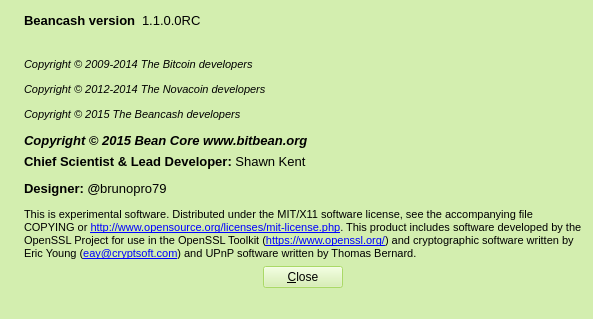
This is src/qt/forms/aboutdialog.ui in teambean/BeanCash as Qt 5 draws it before an edit. The edited form follows.
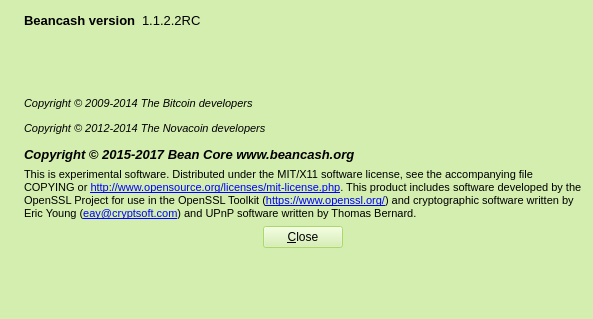
This is the edited form. Icons and pictures are not drawn.

Commit message: Bean Cash additional Re-brand changes

The edit to the form file:
```diff
--- a/src/qt/forms/aboutdialog.ui
+++ b/src/qt/forms/aboutdialog.ui
@@ -241,7 +241,7 @@
         <cursorShape>IBeamCursor</cursorShape>
        </property>
        <property name="text">
-        <string notr="true">1.1.0.0RC</string>
+        <string notr="true">1.1.2.2RC</string>
        </property>
        <property name="textInteractionFlags">
         <set>Qt::LinksAccessibleByMouse|Qt::TextSelectableByKeyboard|Qt::TextSelectableByMouse</set>
@@ -288,7 +288,7 @@
       <cursorShape>IBeamCursor</cursorShape>
      </property>
      <property name="text">
-      <string>&lt;html&gt;&lt;head/&gt;&lt;body&gt;&lt;p&gt;&lt;span style=&quot; font-weight:600;&quot;&gt;Chief Scientist &amp;amp; Lead Developer: &lt;/span&gt;Shawn Kent&lt;/p&gt;&lt;p&gt;&lt;span style=&quot; font-weight:600;&quot;&gt;Designer: @&lt;/span&gt;brunopro79&lt;/p&gt;&lt;p&gt;&lt;span style=&quot; font-size:8pt;&quot;&gt;This is experimental software. Distributed under the MIT/X11 software license, see the accompanying file COPYING or &lt;/span&gt;&lt;a href=&quot;http://www.opensource.org/licenses/mit-license.php&quot;&gt;&lt;span style=&quot; font-size:8pt; text-decoration: underline; color:#0000ff;&quot;&gt;http://www.opensource.org/licenses/mit-license.php&lt;/span&gt;&lt;/a&gt;&lt;span style=&quot; font-size:8pt;&quot;&gt;. This product includes software developed by the OpenSSL Project for use in the OpenSSL Toolkit (&lt;/span&gt;&lt;a href=&quot;https://www.openssl.org/&quot;&gt;&lt;span style=&quot; font-size:8pt; text-decoration: underline; color:#0000ff;&quot;&gt;https://www.openssl.org/&lt;/span&gt;&lt;/a&gt;&lt;span style=&quot; font-size:8pt;&quot;&gt;) and cryptographic software written by Eric Young (&lt;/span&gt;&lt;a href=&quot;mailto:eay@cryptsoft.com&quot;&gt;&lt;span style=&quot; font-size:8pt; text-decoration: underline; color:#0000ff;&quot;&gt;eay@cryptsoft.com&lt;/span&gt;&lt;/a&gt;&lt;span style=&quot; font-size:8pt;&quot;&gt;) and UPnP software written by Thomas Bernard.&lt;/span&gt;&lt;/p&gt;&lt;/body&gt;&lt;/html&gt;</string>
+      <string>&lt;html&gt;&lt;head/&gt;&lt;body&gt;&lt;p&gt;&lt;span style=&quot; font-size:8pt;&quot;&gt;This is experimental software. Distributed under the MIT/X11 software license, see the accompanying file COPYING or &lt;/span&gt;&lt;a href=&quot;http://www.opensource.org/licenses/mit-license.php&quot;&gt;&lt;span style=&quot; font-size:8pt; text-decoration: underline; color:#0000ff;&quot;&gt;http://www.opensource.org/licenses/mit-license.php&lt;/span&gt;&lt;/a&gt;&lt;span style=&quot; font-size:8pt;&quot;&gt;. This product includes software developed by the OpenSSL Project for use in the OpenSSL Toolkit (&lt;/span&gt;&lt;a href=&quot;https://www.openssl.org/&quot;&gt;&lt;span style=&quot; font-size:8pt; text-decoration: underline; color:#0000ff;&quot;&gt;https://www.openssl.org/&lt;/span&gt;&lt;/a&gt;&lt;span style=&quot; font-size:8pt;&quot;&gt;) and cryptographic software written by Eric Young (&lt;/span&gt;&lt;a href=&quot;mailto:eay@cryptsoft.com&quot;&gt;&lt;span style=&quot; font-size:8pt; text-decoration: underline; color:#0000ff;&quot;&gt;eay@cryptsoft.com&lt;/span&gt;&lt;/a&gt;&lt;span style=&quot; font-size:8pt;&quot;&gt;) and UPnP software written by Thomas Bernard.&lt;/span&gt;&lt;/p&gt;&lt;/body&gt;&lt;/html&gt;</string>
      </property>
      <property name="textFormat">
       <enum>Qt::RichText</enum>
@@ -387,8 +387,7 @@
 &lt;/style&gt;&lt;/head&gt;&lt;body style=&quot; font-family:'Liberation Sans'; font-size:10pt; font-weight:400; font-style:normal;&quot;&gt;
 &lt;p style=&quot; margin-top:12px; margin-bottom:12px; margin-left:0px; margin-right:0px; -qt-block-indent:0; text-indent:0px;&quot;&gt;&lt;span style=&quot; font-size:8pt; font-style:italic;&quot;&gt;Copyright © 2009-2014 The Bitcoin developers&lt;/span&gt;&lt;/p&gt;
 &lt;p style=&quot; margin-top:12px; margin-bottom:12px; margin-left:0px; margin-right:0px; -qt-block-indent:0; text-indent:0px;&quot;&gt;&lt;span style=&quot; font-size:8pt; font-style:italic;&quot;&gt;Copyright © 2012-2014 The Novacoin developers&lt;/span&gt;&lt;/p&gt;
-&lt;p style=&quot; margin-top:12px; margin-bottom:12px; margin-left:0px; margin-right:0px; -qt-block-indent:0; text-indent:0px;&quot;&gt;&lt;span style=&quot; font-size:8pt; font-style:italic;&quot;&gt;Copyright © 2015 The Beancash developers&lt;/span&gt;&lt;/p&gt;
-&lt;p style=&quot; margin-top:12px; margin-bottom:12px; margin-left:0px; margin-right:0px; -qt-block-indent:0; text-indent:0px;&quot;&gt;&lt;span style=&quot; font-weight:600; font-style:italic;&quot;&gt;Copyright © 2015 Bean Core www.bitbean.org&lt;/span&gt;&lt;/p&gt;&lt;/body&gt;&lt;/html&gt;</string>
+&lt;p style=&quot; margin-top:12px; margin-bottom:12px; margin-left:0px; margin-right:0px; -qt-block-indent:0; text-indent:0px;&quot;&gt;&lt;span style=&quot; font-weight:600; font-style:italic;&quot;&gt;Copyright © 2015-2017 Bean Core www.beancash.org&lt;/span&gt;&lt;/p&gt;&lt;/body&gt;&lt;/html&gt;</string>
      </property>
      <property name="textInteractionFlags">
       <set>Qt::LinksAccessibleByMouse|Qt::TextSelectableByKeyboard|Qt::TextSelectableByMouse</set>
```
Left out of the diff: 10 changed lines with no effect on the pictures. The commit also changes 208 other files.
